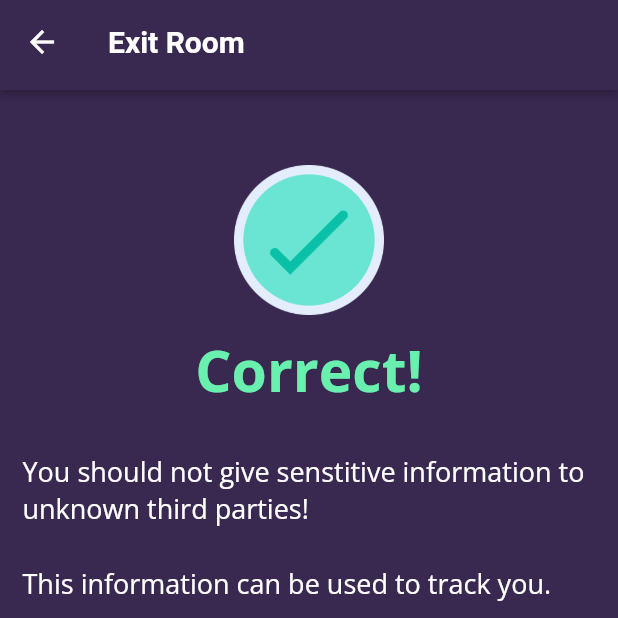
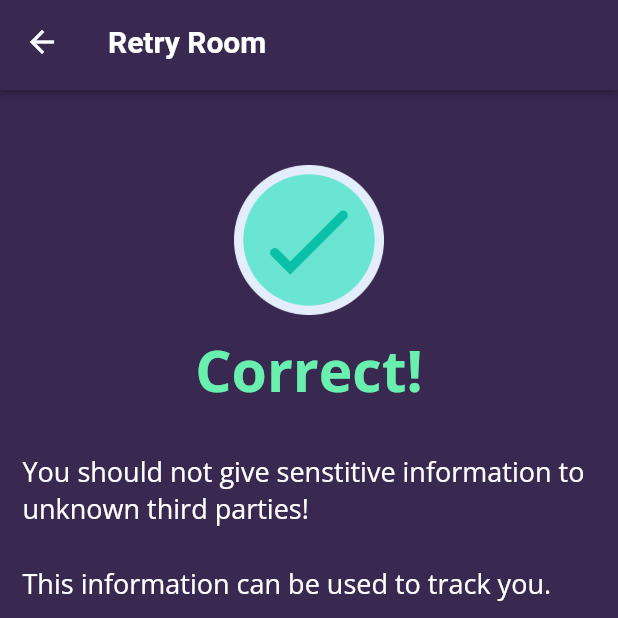
Before and after one commit to verbal-noun/kaspersky-secureit-2020-winner, a Flutter app: the PrivacyCorrect1 screen opened directly, on a phone screen of 412 x 824 dp, the top half of it. Run offline on Flutter 3.47's test engine with Material 2 defaults, Android fonts, the phone set to English and light mode, and no system bars; our stand-ins replace google_fonts.

Commit message:
Minor updates in app bars

```diff
--- a/lib/priv_correct_1.dart
+++ b/lib/priv_correct_1.dart
@@ -15,7 +15,7 @@ class PrivacyCorrect1 extends StatelessWidget {
             child: AppBar(
               elevation: 2.0,
               backgroundColor: Color(0xff392850),
-              title: Text('Exit Room',
+              title: Text('Retry Room',
                   style: TextStyle(
                       color: Colors.white,
                       fontWeight: FontWeight.w700,
--- a/lib/priv_wrong_1.dart
+++ b/lib/priv_wrong_1.dart
@@ -14,7 +14,7 @@ class PrivacyWrong1 extends StatelessWidget {
             child: AppBar(
               elevation: 2.0,
               backgroundColor: Color(0xff392850),
-              title: Text('Exit Room',
+              title: Text('Retry Room',
                   style: TextStyle(
                       color: Colors.white,
                       fontWeight: FontWeight.w700,
```
